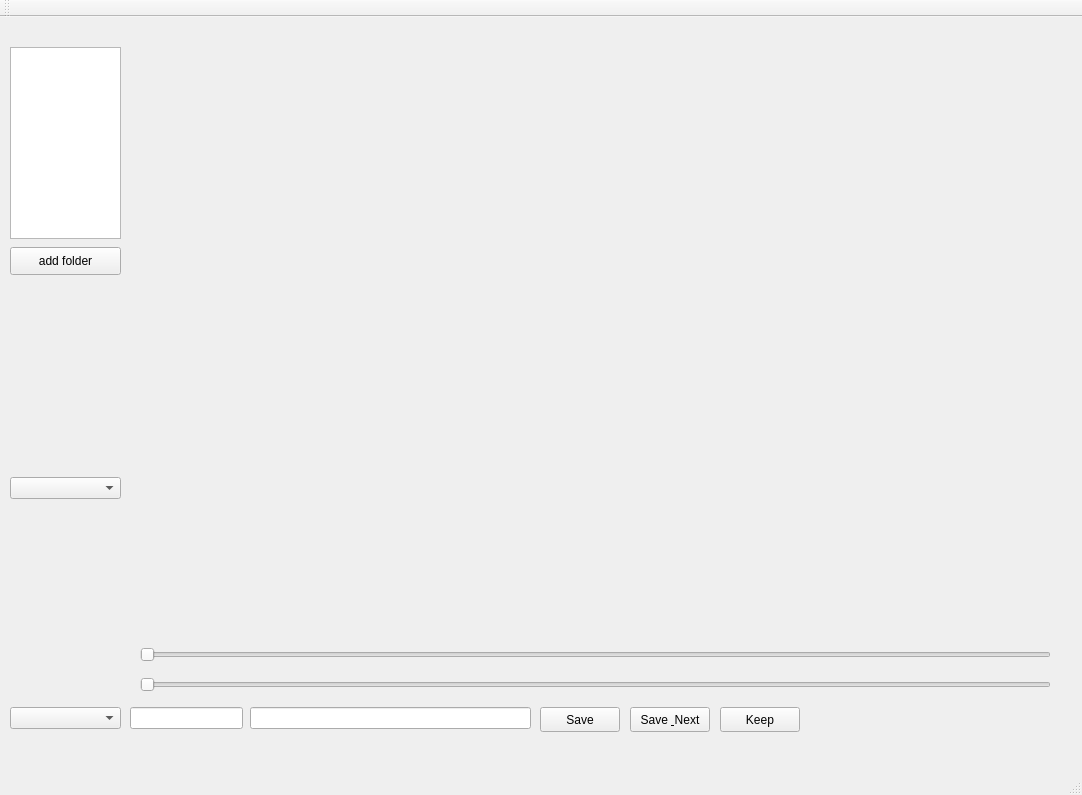
Above: mainwindow.ui from GiteZz/FolderFilter before the change. Below: the same form after it.
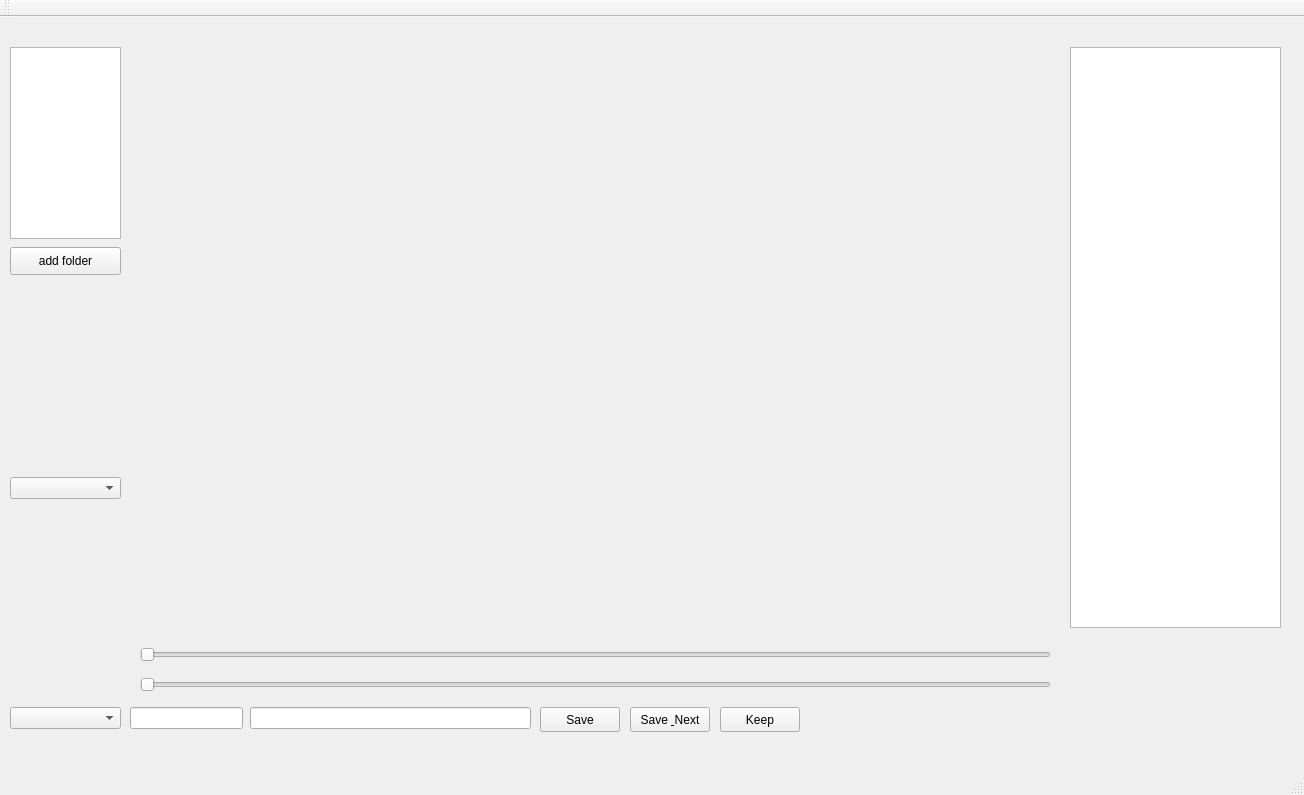
That is the form after the change.

What changed in the file:
```diff
--- a/mainwindow.ui
+++ b/mainwindow.ui
@@ -6,7 +6,7 @@
    <rect>
     <x>0</x>
     <y>0</y>
-    <width>1082</width>
+    <width>1304</width>
     <height>795</height>
    </rect>
   </property>
@@ -210,6 +210,16 @@
      <string>Keep</string>
     </property>
    </widget>
+   <widget class="QListWidget" name="savedFilesListWidget">
+    <property name="geometry">
+     <rect>
+      <x>1070</x>
+      <y>30</y>
+      <width>211</width>
+      <height>581</height>
+     </rect>
+    </property>
+   </widget>
   </widget>
   <widget class="QMenuBar" name="menuBar">
    <property name="geometry">
```
Left out of the diff: 2 changed lines with no effect on the pictures.
